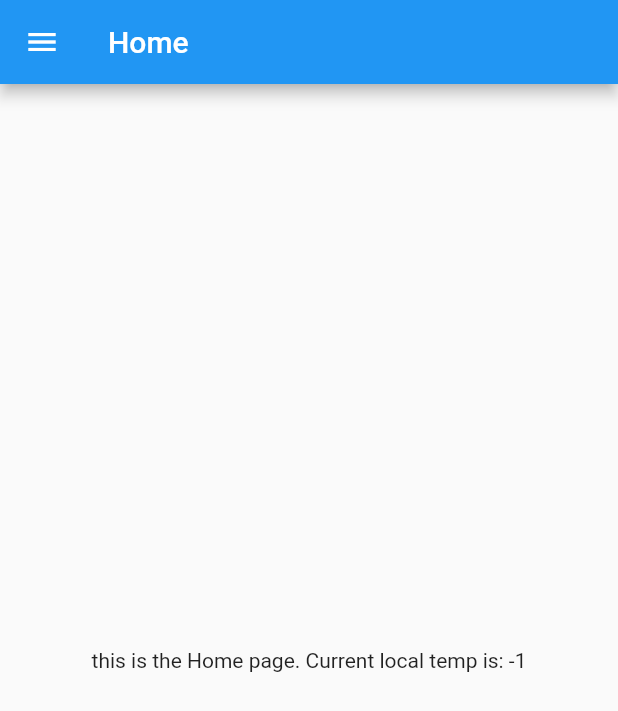
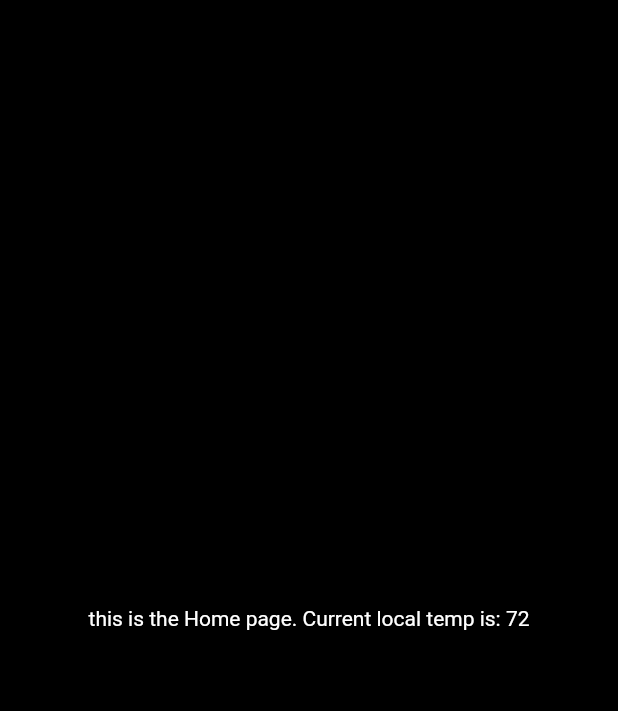
Before and after one commit to fivezeroes/FZ-SmartHome, a Flutter app: the screen it shows after launch, in the side drawer, after a tap on "Home", on a phone screen of 412 x 824 dp. Shown: the top 711 px of the screen. Run offline on Flutter 3.47's test engine with Material 2 defaults, Android fonts, the phone set to English and light mode, and no system bars; our stand-ins replace flutter_xlider.

Commit message:
OLED theme, no more appbar, better thermostat dash

```diff
--- a/frontend/lib/config/data.dart
+++ b/frontend/lib/config/data.dart
@@ -1,7 +1,7 @@
 import 'package:http/http.dart' as http;
 
 String _serverUrl = 'http://192.168.1.9:5000';
-int localTemp = -1;
+int localTemp = 72;
 int localTempTarget = 72;
 
 int thermostatMode = 1; //0=off, 1=fan, 2=AC, 3=Heat
--- a/frontend/lib/config/theme.dart
+++ b/frontend/lib/config/theme.dart
@@ -1,7 +1,4 @@
 import 'package:flutter/material.dart';
-
-Color warningRed = Colors.red[400];
-Color themedBlack = Colors.black54;
 
 List<Icon> thermostatModeIcon = [
   Icon(Icons.highlight_off),
@@ -9,3 +6,45 @@ List<Icon> thermostatModeIcon = [
   Icon(Icons.ac_unit),
   Icon(Icons.local_fire_department)
 ];
+
+final darkTheme = ThemeData(
+  primarySwatch: Colors.grey,
+  primaryColor: Colors.blue,
+  brightness: Brightness.dark,
+  backgroundColor: Colors.black,
+  scaffoldBackgroundColor: Colors.black,
+  cardColor: Color.fromRGBO(16, 16, 16, 1.0),
+  canvasColor: Colors.black,
+  //accentColor: Colors.white,
+  //accentIconTheme: IconThemeData(color: Colors.black),
+  //dividerColor: Colors.black12,
+);
+
+final lightTheme = ThemeData(
+  primarySwatch: Colors.grey,
+  primaryColor: Colors.white,
+  brightness: Brightness.light,
+  backgroundColor: const Color(0xFFE5E5E5),
+  accentColor: Colors.black,
+  accentIconTheme: IconThemeData(color: Colors.white),
+  dividerColor: Colors.white54,
+);
+
+final testTheme = ThemeData.dark();
+
+final ThemeData darkThemeOLED = new ThemeData(
+  brightness: Brightness.dark,
+  accentColor: Colors.indigoAccent[100],
+  primaryColor: Color.fromRGBO(5, 5, 5, 1.0),
+  backgroundColor: Colors.black,
+  canvasColor: Colors.black,
+  primaryColorLight: Colors.indigo[300],
+  buttonColor: Colors.indigoAccent[100],
+  //accentIconTheme: new IconThemeData(color: Colors.indigo[300]),
+  cardColor: Color.fromRGBO(16, 16, 16, 1.0),
+  dividerColor: Color.fromRGBO(20, 20, 20, 1.0),
+  bottomAppBarColor: Color.fromRGBO(19, 19, 19, 1.0),
+  dialogBackgroundColor: Colors.black,
+  textSelectionHandleColor: Colors.indigoAccent[100],
+  iconTheme: new IconThemeData(color: Colors.white),
+);
--- a/frontend/lib/main.dart
+++ b/frontend/lib/main.dart
@@ -2,6 +2,7 @@ import 'package:flutter/material.dart';
 import 'package:flutter/services.dart';
 
 import './screens/homePage.dart';
+import './config/theme.dart' as theme;
 
 void main() => runApp(FZ_SmartHome());
 
@@ -12,6 +13,7 @@ class FZ_SmartHome extends StatelessWidget {
     //SystemChrome.setEnabledSystemUIOverlays(SystemUiOverlay.values);
     return MaterialApp(
       debugShowCheckedModeBanner: false,
+      theme: theme.darkThemeOLED,
       home: HomePage(),
     );
   }
--- a/frontend/lib/screens/homePage.dart
+++ b/frontend/lib/screens/homePage.dart
@@ -7,8 +7,9 @@ class HomePage extends StatelessWidget {
   @override
   Widget build(BuildContext context) {
     return Scaffold(
-        drawer: NavigagtionDrawer(),
-        appBar: AppBar(title: Text('Home')),
+        drawer: NavigationDrawer(),
+        drawerEdgeDragWidth: MediaQuery.of(context).size.width / 5,
+        //appBar: AppBar(title: Text('Home')),
         body: Center(
             child: Text(
                 'this is the Home page. Current local temp is: ${data.localTemp}')));
--- a/frontend/lib/screens/thermostat/tempsTab.dart
+++ b/frontend/lib/screens/thermostat/tempsTab.dart
@@ -1,6 +1,4 @@
 import 'package:flutter/material.dart';
-
-import '../../config/theme.dart' as theme;
 
 class Temps extends StatelessWidget {
   final Map<String, Map<String, int>> _temps = {
@@ -30,8 +28,8 @@ class Temps extends StatelessWidget {
                                         _temps[room]['target'] + 1 ||
                                     _temps[room]['actual'] <
                                         _temps[room]['target'] - 1
-                                ? theme.warningRed
-                                : theme.themedBlack))
+                                ? Theme.of(context).errorColor
+                                : Theme.of(context).textTheme.headline5.color))
                   ]))
             ])
         ],
--- a/frontend/lib/widgets/navigationdrawer.dart
+++ b/frontend/lib/widgets/navigationdrawer.dart
@@ -4,7 +4,7 @@ import './createroute.dart';
 import '../screens/homePage.dart';
 import '../screens/thermostatPage.dart';
 
-class NavigagtionDrawer extends StatelessWidget {
+class NavigationDrawer extends StatelessWidget {
   @override
   Widget build(BuildContext context) {
     return Drawer(
@@ -12,9 +12,8 @@ class NavigagtionDrawer extends StatelessWidget {
         padding: EdgeInsets.zero,
         children: [
           DrawerHeader(
-              child: Text('FZ-SmartHome',
-                  textScaleFactor: 2, style: TextStyle(color: Colors.white)),
-              decoration: BoxDecoration(color: Colors.blue)),
+              child: Text('FZ-SmartHome', textScaleFactor: 2),
+              decoration: BoxDecoration(color: Theme.of(context).primaryColor)),
           ListTile(
               title: Row(children: [
                 Icon(Icons.home),
```
Also changed, not shown: frontend/lib/screens/thermostat/dashboardTab.dart (+11 -2 lines), frontend/lib/screens/thermostatPage.dart (+24 -47 lines), frontend/pubspec.yaml (+4 -3 lines), frontend/pubspec.lock, 1 other file.
